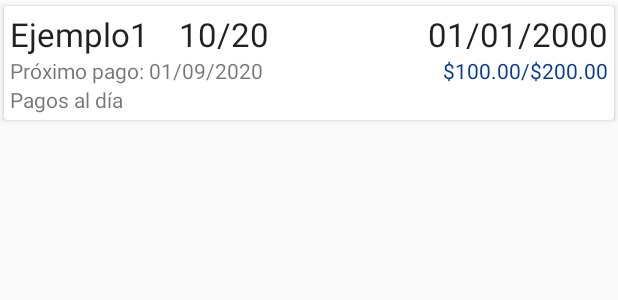
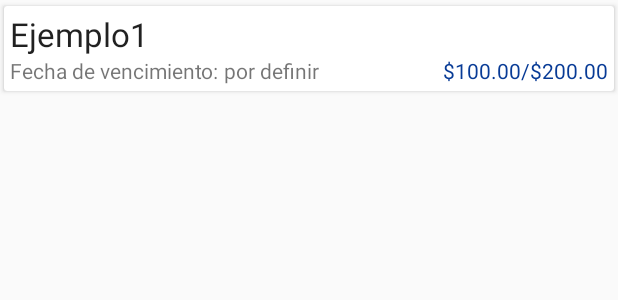
Before and after one commit to xavierowl/Banco_App_Cliente, an Android app: the layout item_credito.xml on its own in the app's theme, with its tools: preview values and no code run, on a phone screen of 412 x 824 dp. Shown: the top 300 px of the screen. Run offline under Robolectric (Android 15) with nearby library versions, the phone set to English and light mode, and no system bars.

Commit message:
Version 1.3

```diff
--- a/app/src/main/java/com/example/mashibank/adapters/AdapterCredito.java
+++ b/app/src/main/java/com/example/mashibank/adapters/AdapterCredito.java
@@ -52,9 +52,10 @@ public class AdapterCredito extends RecyclerView.Adapter<AdapterCredito.ViewHold
 
     @Override
     public void onBindViewHolder(@NonNull AdapterCredito.ViewHolder holder, int position) {
-        holder.tvPagado.setText(String.valueOf(creditos.get(position).getMonto()));
+        holder.tvPagado.setText(String.valueOf(String.format("%.2f", creditos.get(position).getMonto())));
         holder.tvTipo.setText(String.valueOf(creditos.get(position).getTipo()));
-        holder.tvFechaVencimiento.setText(String.valueOf(creditos.get(position).getFechaVencimiento()));
+        holder.tvFechaVencimiento.setText(String.valueOf(creditos.get(position)
+                .getFechaVencimiento().toString()));
     }
 
     @Override
--- a/app/src/main/res/layout/item_credito.xml
+++ b/app/src/main/res/layout/item_credito.xml
@@ -22,21 +22,15 @@
                 android:text="Ejemplo1"
                 android:paddingRight="20dp"
                 android:textAppearance="@style/TextAppearance.AppCompat.Large"/>
+
             <TextView
-                android:id="@+id/numeroCreditos"
+                android:id="@+id/tvFechaSolicitud"
                 android:layout_width="wrap_content"
                 android:layout_height="wrap_content"
-                android:text="10/20"
+                android:text="por definir"
                 android:textAppearance="@style/TextAppearance.AppCompat.Large"
-                android:layout_toRightOf="@id/tvTipoCredito"/>
-
-            <TextView
-                android:id="@+id/tvFechaVencimiento"
-                android:layout_width="wrap_content"
-                android:layout_height="wrap_content"
-                android:text="01/01/2000"
-                android:textAppearance="@style/TextAppearance.AppCompat.Large"
-                android:layout_alignParentRight="true"/>
+                android:layout_alignParentRight="true"
+                android:visibility="invisible"/>
         </RelativeLayout>
         <RelativeLayout
             android:id="@+id/creditoInformacion"
@@ -46,12 +40,12 @@
                 android:id="@+id/tvProximo"
                 android:layout_width="wrap_content"
                 android:layout_height="wrap_content"
-                android:text="Próximo pago: "/>
+                android:text="Fecha de vencimiento: "/>
             <TextView
-                android:id="@+id/tvProximoFecha"
+                android:id="@+id/tvFechaVencimiento"
                 android:layout_width="wrap_content"
                 android:layout_height="wrap_content"
-                android:text="01/09/2020"
+                android:text="por definir"
                 android:layout_toRightOf="@id/tvProximo"/>
             <TextView
                 android:id="@+id/tvPagado"
@@ -61,9 +55,5 @@
                 android:textColor="@color/holo_blue_darkest"
                 android:layout_alignParentRight="true"/>
         </RelativeLayout>
-        <TextView
-            android:layout_width="wrap_content"
-            android:layout_height="wrap_content"
-            android:text="@string/noDebe"/>
     </LinearLayout>
 </androidx.cardview.widget.CardView>
```
Also changed, not shown: 1 other file.
